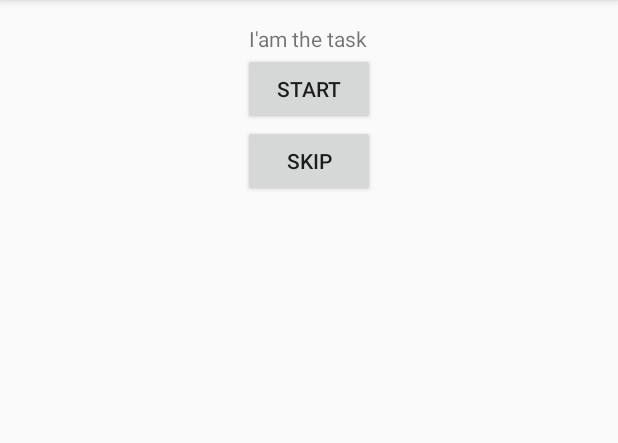
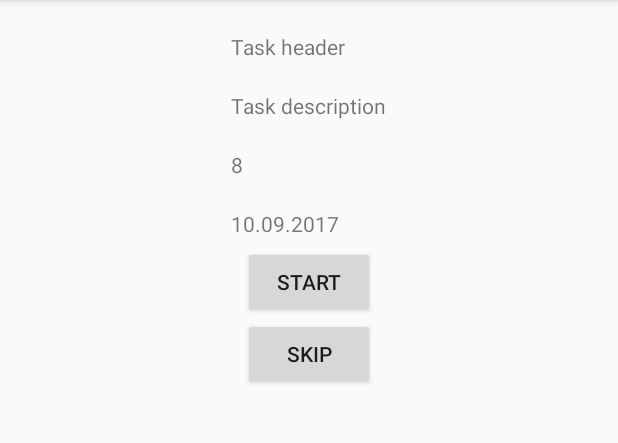
Before and after one commit to AUVMSE/ToBeDone, an Android app: the screen it shows after launch (MainActivity), in the side drawer, after a tap on "Settings", on a phone screen of 412 x 824 dp, the part 84-527 px from its top. Run offline under Robolectric (Android 15) with nearby library versions, the phone set to English and light mode, and no system bars.

Commit message:
Add task list view and change main layout

```diff
--- a/app/src/main/java/org/vmse/spbau/tobedone/MainActivity.java
+++ b/app/src/main/java/org/vmse/spbau/tobedone/MainActivity.java
@@ -3,6 +3,7 @@ package org.vmse.spbau.tobedone;
 import android.os.Bundle;
 import android.support.design.widget.FloatingActionButton;
 import android.support.design.widget.Snackbar;
+import android.support.v4.app.FragmentTransaction;
 import android.view.View;
 import android.support.design.widget.NavigationView;
 import android.support.v4.view.GravityCompat;
@@ -14,9 +15,17 @@ import android.view.Menu;
 import android.view.MenuItem;
 
 import org.vmse.spbau.tobedone.fragment.TaskChoiceFragment;
+import org.vmse.spbau.tobedone.fragment.TaskListFragment;
 
 public class MainActivity extends AppCompatActivity
         implements NavigationView.OnNavigationItemSelectedListener {
+
+    private static String TASK_CHOICE_FRAGMENT_TAG = "TASK_CHOICE_FRAGMENT";
+    private static String TASK_LIST_FRAGMENT_TAG = "TASK_LIST_FRAGMENT_TAG";
+
+    private TaskChoiceFragment taskChoiceFragment;
+    private TaskListFragment taskListFragment;
+
 
     @Override
     protected void onCreate(Bundle savedInstanceState) {
@@ -45,11 +54,16 @@ public class MainActivity extends AppCompatActivity
         NavigationView navigationView = (NavigationView) findViewById(R.id.nav_view);
         navigationView.setNavigationItemSelectedListener(this);
 
-        // Starting with choose task fragment
-        TaskChoiceFragment taskChoiceFragment = new TaskChoiceFragment();
+//         Starting with choose task fragment
+        taskChoiceFragment = new TaskChoiceFragment();
         getSupportFragmentManager().beginTransaction().add(R.id.contents_fragment_container,
                 taskChoiceFragment,
-                "TASK_CHOICE_FRAGMENT").commit();
+                TASK_CHOICE_FRAGMENT_TAG).commit();
+
+        taskListFragment = new TaskListFragment();
+//        getSupportFragmentManager().beginTransaction().add(R.id.contents_fragment_container,
+//                taskListFragment,
+//                TASK_LIST_FRAGMENT_TAG).commit();
     }
 
     @Override
@@ -91,6 +105,10 @@ public class MainActivity extends AppCompatActivity
         int id = item.getItemId();
 
         if (id == R.id.nav_show_task_list) {
+            FragmentTransaction transaction = getSupportFragmentManager().beginTransaction();
+            transaction.replace(R.id.contents_fragment_container, taskListFragment, TASK_LIST_FRAGMENT_TAG);
+            transaction.addToBackStack(null);
+            transaction.commit();
         } else if (id == R.id.nav_settings) {
         }
 
--- a/app/src/main/java/org/vmse/spbau/tobedone/fragment/TaskChoiceFragment.java
+++ b/app/src/main/java/org/vmse/spbau/tobedone/fragment/TaskChoiceFragment.java
@@ -19,6 +19,7 @@ public class TaskChoiceFragment extends Fragment {
     public View onCreateView(LayoutInflater inflater, ViewGroup container, Bundle savedInstanceState) {
         View view = inflater.inflate(R.layout.task_choose_fragment, container, false);
 
+
         return view;
     }
 }
--- /dev/null
+++ b/app/src/main/java/org/vmse/spbau/tobedone/fragment/TaskInProgressFragment.java
@@ -0,0 +1,8 @@
+package org.vmse.spbau.tobedone.fragment;
+
+/**
+ * Created by Egor Gorbunov on 11/3/15.
+ * email: egor-mailbox@ya.ru
+ */
+public class TaskInProgressFragment {
+}
--- /dev/null
+++ b/app/src/main/java/org/vmse/spbau/tobedone/fragment/TaskListFragment.java
@@ -0,0 +1,40 @@
+package org.vmse.spbau.tobedone.fragment;
+
+import android.os.Bundle;
+import android.support.annotation.Nullable;
+import android.support.v4.app.Fragment;
+import android.support.v4.app.ListFragment;
+import android.view.LayoutInflater;
+import android.view.View;
+import android.view.ViewGroup;
+import android.widget.ListView;
+
+import org.vmse.spbau.tobedone.R;
+import org.vmse.spbau.tobedone.tmp.Task;
+import org.vmse.spbau.tobedone.view.TaskAdapter;
+import org.vmse.spbau.tobedone.view.TaskView;
+
+import java.util.ArrayList;
+
+/**
+ * Created by Egor Gorbunov on 11/3/15.
+ * email: egor-mailbox@ya.ru
+ */
+public class TaskListFragment extends ListFragment {
+    @Nullable
+    @Override
+    public View onCreateView(LayoutInflater inflater, ViewGroup container, Bundle savedInstanceState) {
+        View view = super.onCreateView(inflater, container, savedInstanceState);
+
+
+        ArrayList<Task> tasks = new ArrayList<Task>();
+        for (int i = 0; i < 100; i++) {
+            Task task = new Task("Task " + Integer.toString(i), "Description", Integer.toString(i % 10), "10.10.2015");
+            tasks.add(task);
+        }
+
+        setListAdapter(new TaskAdapter(getActivity(), tasks));
+
+        return view;
+    }
+}
--- /dev/null
+++ b/app/src/main/java/org/vmse/spbau/tobedone/tmp/Task.java
@@ -0,0 +1,35 @@
+package org.vmse.spbau.tobedone.tmp;
+
+/**
+ * Created by Egor Gorbunov on 11/3/15.
+ * email: egor-mailbox@ya.ru
+ */
+public class Task {
+    private String name;
+    private String description;
+    private String priority;
+    private String deadline;
+
+    public Task(String name, String description, String priority, String deadline) {
+        this.name = name;
+        this.description = description;
+        this.priority = priority;
+        this.deadline = deadline;
+    }
+
+    public String getName() {
+        return name;
+    }
+
+    public String getDescription() {
+        return description;
+    }
+
+    public String getPriority() {
+        return priority;
+    }
+
+    public String getDeadline() {
+        return deadline;
+    }
+}
--- /dev/null
+++ b/app/src/main/java/org/vmse/spbau/tobedone/view/TaskAdapter.java
@@ -0,0 +1,30 @@
+package org.vmse.spbau.tobedone.view;
+
+import android.content.Context;
+import android.view.View;
+import android.view.ViewGroup;
+import android.widget.ArrayAdapter;
+
+import org.vmse.spbau.tobedone.tmp.Task;
+
+import java.util.List;
+
+/**
+ * Created by Egor Gorbunov on 11/3/15.
+ * email: egor-mailbox@ya.ru
+ */
+public class TaskAdapter extends ArrayAdapter<Task> {
+
+    public TaskAdapter(Context c, List<Task> tasks) {
+        super(c, 0, tasks);
+    }
+
+    @Override
+    public View getView(int position, View convertView, ViewGroup parent) {
+        TaskView itemView = (TaskView) convertView;
+        if (null == itemView)
+            itemView = TaskView.inflate(parent);
+        itemView.setTask(getItem(position));
+        return itemView;
+    }
+}
--- /dev/null
+++ b/app/src/main/java/org/vmse/spbau/tobedone/view/TaskView.java
@@ -0,0 +1,67 @@
+package org.vmse.spbau.tobedone.view;
+
+import android.content.Context;
+import android.content.res.TypedArray;
+import android.util.AttributeSet;
+import android.view.LayoutInflater;
+import android.view.ViewGroup;
+import android.widget.RelativeLayout;
+import android.widget.TextView;
+
+import org.vmse.spbau.tobedone.R;
+import org.vmse.spbau.tobedone.tmp.Task;
+
+/**
+ * Created by Egor Gorbunov on 11/3/15.
+ * email: egor-mailbox@ya.ru
+ */
+public class TaskView extends RelativeLayout {
+
+    /**
+     * TaskView can be used in list view, in that case user probably want to
+     * make TaskView smaller (don't show description and that kinds of stuff...)
+     */
+    private boolean isSmall;
+    private TextView nameTextView;
+    private TextView descriptionTextView;
+    private TextView priorityTextView;
+    private TextView deadlineTextView;
+
+    public TaskView(Context context, AttributeSet attrs) {
+        super(context, attrs);
+
+        TypedArray a = context.getTheme().obtainStyledAttributes(
+                attrs,
+                R.styleable.TaskView,
+                0, 0);
+
+        try {
+            isSmall = a.getBoolean(R.styleable.TaskView_isSmall, false);
+        } finally {
+            a.recycle();
+        }
+
+        LayoutInflater.from(context).inflate(R.layout.task_view_child, this, true);
+        nameTextView = (TextView) findViewById(R.id.taskView_nameTextView);
+        nameTextView.setText("Task header");
+        descriptionTextView = (TextView) findViewById(R.id.taskView_descriptionTextView);
+        descriptionTextView.setText("Task description");
+        priorityTextView = (TextView) findViewById(R.id.taskView_priorityTextView);
+        priorityTextView.setText("8");
+        deadlineTextView = (TextView) findViewById(R.id.taskView_deadlineTextView);
+        deadlineTextView.setText("10.09.2017");
+    }
+
+    public static TaskView inflate(ViewGroup parent) {
+        TaskView taskView = (TaskView)LayoutInflater.from(parent.getContext())
+                .inflate(R.layout.task_view, parent, false);
+        return taskView;
+    }
+
+    public void setTask(Task task) {
+        nameTextView.setText(task.getName());
+        descriptionTextView.setText(task.getDescription());
+        priorityTextView.setText(task.getPriority());
+        deadlineTextView.setText(task.getDeadline());
+    }
+}
--- a/app/src/main/res/layout/task_choose_fragment.xml
+++ b/app/src/main/res/layout/task_choose_fragment.xml
@@ -3,12 +3,13 @@
     android:orientation="vertical" android:layout_width="match_parent"
     android:layout_height="match_parent">
 
-    <TextView
+    <org.vmse.spbau.tobedone.view.TaskView
+        xmlns:android="http://schemas.android.com/apk/res/android"
         android:layout_width="wrap_content"
         android:layout_height="wrap_content"
-        android:text="I'am the task"
-        android:id="@+id/textView"
-        android:layout_gravity="center_horizontal" />
+        android:padding="5dp"
+        android:layout_gravity="center_horizontal"
+        />
 
     <Button
         android:layout_width="wrap_content"
--- /dev/null
+++ b/app/src/main/res/layout/task_in_progress_fragment.xml
@@ -0,0 +1,6 @@
+<?xml version="1.0" encoding="utf-8"?>
+<LinearLayout xmlns:android="http://schemas.android.com/apk/res/android"
+    android:orientation="vertical" android:layout_width="match_parent"
+    android:layout_height="match_parent">
+
+</LinearLayout>
--- /dev/null
+++ b/app/src/main/res/layout/task_list_fragment.xml
@@ -0,0 +1,7 @@
+<fragment xmlns:android="http://schemas.android.com/apk/res/android"
+    xmlns:tools="http://schemas.android.com/tools"
+    tools:context=".MainActivity"
+    android:id="@+id/taskListFragment"
+    android:name="org.vmse.spbau.tobedone.fragment.TaskListFragment"
+    android:layout_width="match_parent"
+    android:layout_height="match_parent" />
--- /dev/null
+++ b/app/src/main/res/layout/task_view.xml
@@ -0,0 +1,5 @@
+<org.vmse.spbau.tobedone.view.TaskView
+    xmlns:android="http://schemas.android.com/apk/res/android"
+    android:layout_width="match_parent"
+    android:layout_height="wrap_content"
+    android:padding="5dp" />
--- /dev/null
+++ b/app/src/main/res/layout/task_view_child.xml
@@ -0,0 +1,32 @@
+<?xml version="1.0" encoding="utf-8"?>
+<merge
+    xmlns:android="http://schemas.android.com/apk/res/android"
+    android:layout_width="match_parent"
+    android:layout_height="wrap_content" >
+    <TextView
+        android:id="@+id/taskView_nameTextView"
+        android:layout_width="wrap_content"
+        android:layout_height="wrap_content"
+        />
+    <TextView
+        android:id="@+id/taskView_descriptionTextView"
+        android:layout_width="wrap_content"
+        android:layout_height="wrap_content"
+        android:layout_below="@id/taskView_nameTextView"
+        android:layout_marginTop="20dp"
+        />
+    <TextView
+        android:id="@+id/taskView_priorityTextView"
+        android:layout_width="wrap_content"
+        android:layout_height="wrap_content"
+        android:layout_below="@id/taskView_descriptionTextView"
+        android:layout_marginTop="20dp"
+        />
+    <TextView
+        android:id="@+id/taskView_deadlineTextView"
+        android:layout_width="wrap_content"
+        android:layout_height="wrap_content"
+        android:layout_below="@id/taskView_priorityTextView"
+        android:layout_marginTop="20dp"
+        />
+</merge>
--- /dev/null
+++ b/app/src/main/res/values/attrs.xml
@@ -0,0 +1,6 @@
+<?xml version="1.0" encoding="utf-8"?>
+<resources>
+    <declare-styleable name="TaskView">
+        <attr name="isSmall" format="boolean" />
+    </declare-styleable>
+</resources>
```
